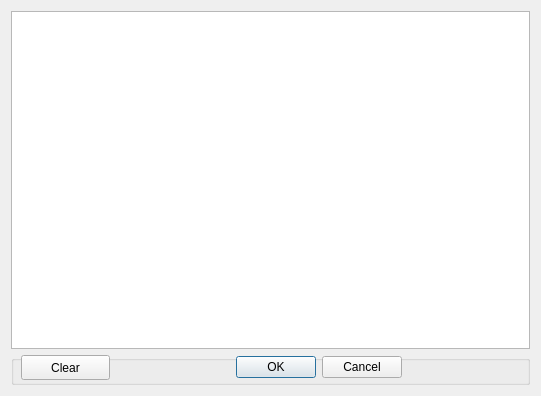
Above: src/GUI_UIs/ui_dialog_memo.ui from ccbogel/QualCoder before the change. Below: the same form after it.
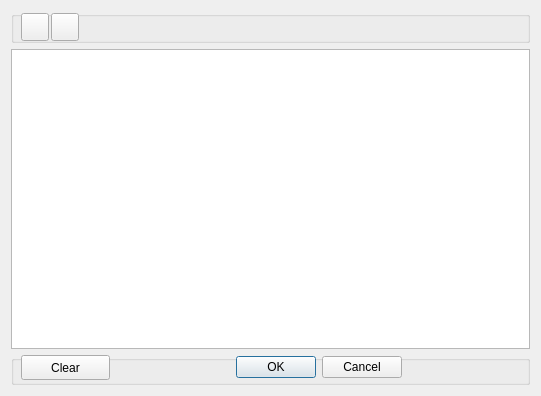
That is the form after the change.

Patch:
```diff
--- a/src/GUI_UIs/ui_dialog_memo.ui
+++ b/src/GUI_UIs/ui_dialog_memo.ui
@@ -15,9 +15,60 @@
   </property>
   <layout class="QGridLayout" name="gridLayout">
    <item row="0" column="0">
-    <widget class="QTextEdit" name="textEdit"/>
+    <widget class="QGroupBox" name="groupBox_toolbar">
+     <property name="minimumSize">
+      <size>
+       <width>0</width>
+       <height>32</height>
+      </size>
+     </property>
+     <property name="maximumSize">
+      <size>
+       <width>16777215</width>
+       <height>32</height>
+      </size>
+     </property>
+     <property name="title">
+      <string/>
+     </property>
+     <widget class="QPushButton" name="pushButton_insert_datetime">
+      <property name="geometry">
+       <rect>
+        <x>10</x>
+        <y>2</y>
+        <width>28</width>
+        <height>28</height>
+       </rect>
+      </property>
+      <property name="toolTip">
+       <string>Insert current date and time at the cursor position</string>
+      </property>
+      <property name="text">
+       <string/>
+      </property>
+     </widget>
+     <widget class="QPushButton" name="pushButton_insert_coded_segment">
+      <property name="geometry">
+       <rect>
+        <x>40</x>
+        <y>2</y>
+        <width>28</width>
+        <height>28</height>
+       </rect>
+      </property>
+      <property name="toolTip">
+       <string>Insert coded segments linked to this item</string>
+      </property>
+      <property name="text">
+       <string/>
+      </property>
+     </widget>
+    </widget>
    </item>
    <item row="1" column="0">
+    <widget class="QTextEdit" name="textEdit"/>
+   </item>
+   <item row="2" column="0">
     <widget class="QGroupBox" name="groupBox">
      <property name="minimumSize">
       <size>
```
